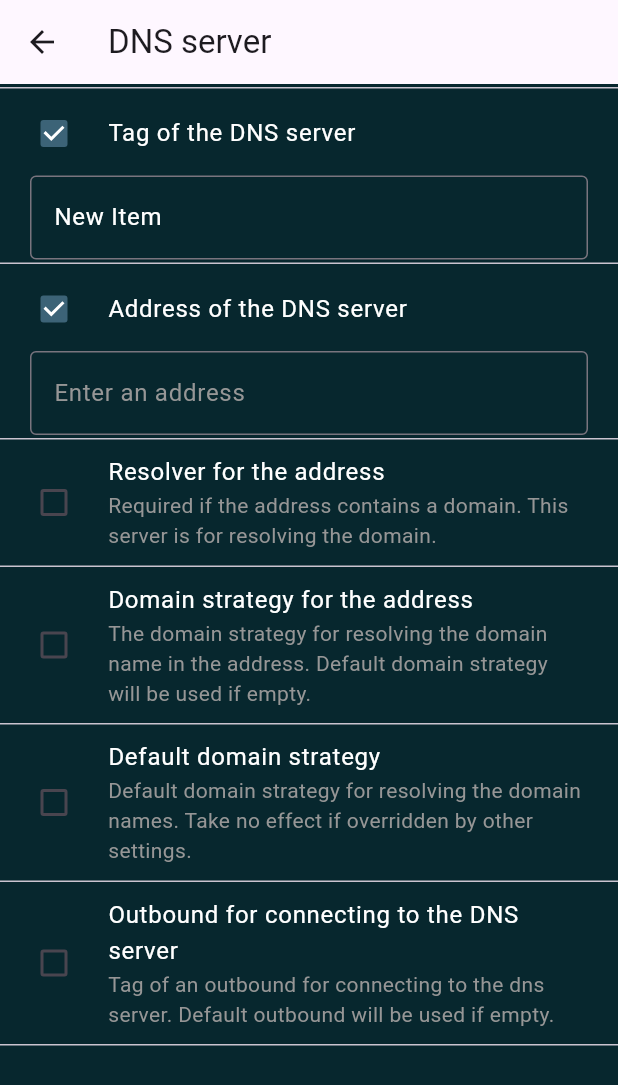
After one commit to LucisUrbe/easy_configurator, a Flutter app: the ServersTabWidget screen opened directly, after a tap on "Add a new item at the tail", after a tap on "New Item", on a phone screen of 412 x 824 dp. The commit adds this screen. Shown: the top 1085 px of the screen. Run offline on Flutter 3.47's test engine with Material 3 defaults, Android fonts, the phone set to English and light mode, and no system bars; our stand-ins replace sidebarx; generated files the repository leaves out were written again.

Commit message:
feat: support to dynamically add/delete/drag DNS server list items

```diff
--- a/lib/src/localization/app_en.arb
+++ b/lib/src/localization/app_en.arb
@@ -71,6 +71,23 @@
   "v2RayAPI": "V2Ray API",
   "v2RayAPISubtitle": "V2Ray API is not included by default. See documentation.",
   "dnsServers": "DNS server list",
+  "dnsServersAdd": "Add a new item at the tail",
+  "dnsServersDelete": "Delete the item at the tail",
+  "dnsServer": "DNS server",
+  "dnsServerTag": "Tag of the DNS server",
+  "dnsServerTagHintText": "Enter a name for the server",
+  "dnsServerAddress": "Address of the DNS server",
+  "dnsServerAddressHintText": "Enter an address",
+  "dnsServerAR": "Resolver for the address",
+  "dnsServerARSubtitle": "Required if the address contains a domain. This server is for resolving the domain.",
+  "dnsServerARHintText": "Enter the tag of an other server",
+  "dnsServerAS": "Domain strategy for the address",
+  "dnsServerASSubtitle": "The domain strategy for resolving the domain name in the address. Default domain strategy will be used if empty.",
+  "dnsServerStrategy": "Default domain strategy",
+  "dnsServerStrategySubtitle": "Default domain strategy for resolving the domain names. Take no effect if overridden by other settings.",
+  "dnsServerDetour": "Outbound for connecting to the DNS server",
+  "dnsServerDetourSubtitle": "Tag of an outbound for connecting to the dns server. Default outbound will be used if empty.",
+  "dnsServerDetourHintText": "Enter a tag of an outbound",
   "dnsRules": "DNS rules",
   "dnsFinal": "Default DNS server tag",
   "dnsFinalSubtitle": "The first server will be used if empty.",
--- a/lib/src/store.dart
+++ b/lib/src/store.dart
@@ -116,7 +116,7 @@ class DNSCheckedStore {
 
 class DNSConfigStore {
   static String finalTag = '';
-  static String strategyDropdownValue = 'ipv4_only';
+  static String strategyDropdownValue = 'prefer_ipv4';
   static bool disableCache = false;
   static bool disableExpire = false;
   static bool independentCache = false;
@@ -141,22 +141,34 @@ class DNSSelectionStore {
 }
 
 class DNSServerStore {
+  bool checkedTag = true;
+  bool checkedAddress = true;
+  bool checkedAR = false;
+  bool checkedAS = false;
+  bool checkedStrategy = false;
+  bool checkedDetour = false;
+  List<String> strategyList = <String>[
+    'prefer_ipv4',
+    'prefer_ipv6',
+    'ipv4_only',
+    'ipv6_only'
+  ];
   String tag = '';
   String address = '';
   String addressResolver = '';
-  String addressStrategy = '';
-  String strategy = '';
+  String addressStrategy = 'prefer_ipv4';
+  String strategy = 'prefer_ipv4';
   String detour = '';
+}
+
+class DNSServersStore {
+  static List<DNSServerStore> servers = [];
 }
 
 class DNSRuleStore {
   String ruleJsonStub = '';
 }
 
-class DNSServersStore {
-  static List<DNSServerStore> servers = [];
-}
-
 class DNSRulesStore {
   static List<DNSRuleStore> rules = [];
 }
--- /dev/null
+++ b/lib/src/tabs/dns/servers.dart
@@ -0,0 +1,462 @@
+import 'package:flutter_gen/gen_l10n/app_localizations.dart';
+import 'package:flutter/material.dart';
+
+import '../../colors.dart';
+import '../../store.dart';
+
+class ServersTabWidget extends StatefulWidget {
+  const ServersTabWidget({super.key});
+
+  @override
+  State<ServersTabWidget> createState() => _ServersTabWidgetState();
+}
+
+class _ServersTabWidgetState extends State<ServersTabWidget> {
+  @override
+  Widget build(BuildContext context) {
+    const dividerHeight = 5.0;
+    const divider = Divider(height: dividerHeight);
+    List<Widget> serversList = [];
+    if (DNSServersStore.servers.isNotEmpty) {
+      for (int index = 0; index < DNSServersStore.servers.length; index += 1) {
+        serversList.add(
+          ListTile(
+            key: Key('$index'),
+            title: Text(DNSServersStore.servers[index].tag),
+            titleTextStyle: const TextStyle(color: white),
+            trailing: ReorderableDragStartListener(
+              index: index,
+              child: const Icon(
+                Icons.drag_handle,
+                color: white,
+              ),
+            ),
+            onTap: () {
+              Navigator.push(
+                context,
+                MaterialPageRoute(
+                  builder: (context) => ServerTabWidget(index: index),
+                ),
+              ).then((_) => setState(() {}));
+            },
+          ),
+        );
+      }
+    }
+    return Scaffold(
+      appBar: AppBar(
+        title: Text(AppLocalizations.of(context)!.dnsServers),
+      ),
+      body: SingleChildScrollView(
+        child: Column(
+          children: <Widget>[
+            divider,
+            if (serversList.isNotEmpty)
+              ReorderableListView(
+                buildDefaultDragHandles: false,
+                shrinkWrap: true,
+                padding: const EdgeInsets.symmetric(horizontal: 40),
+                children: serversList,
+                onReorder: (int oldIndex, int newIndex) {
+                  setState(() {
+                    if (oldIndex < newIndex) {
+                      newIndex -= 1;
+                    }
+                    // final Widget item = serversList.removeAt(oldIndex);
+                    // serversList.insert(newIndex, item);
+                    final DNSServerStore actualItem =
+                        DNSServersStore.servers.removeAt(oldIndex);
+                    DNSServersStore.servers.insert(newIndex, actualItem);
+                  });
+                },
+              ),
+            if (serversList.isNotEmpty) divider,
+            ListTile(
+              title: Text(AppLocalizations.of(context)!.dnsServersAdd),
+              titleTextStyle: const TextStyle(color: white),
+              trailing: const Icon(
+                Icons.add,
+                color: white,
+              ),
+              onTap: () {
+                setState(() {
+                  final newItem = DNSServerStore();
+                  newItem.tag = 'New Item';
+                  DNSServersStore.servers.add(newItem);
+                });
+              },
+            ),
+            divider,
+            ListTile(
+              title: Text(AppLocalizations.of(context)!.dnsServersDelete),
+              titleTextStyle: const TextStyle(color: white),
+              trailing: const Icon(
+                Icons.delete,
+                color: white,
+              ),
+              onTap: () {
+                if (DNSServersStore.servers.isNotEmpty) {
+                  setState(() {
+                    final _ = DNSServersStore.servers.removeLast();
+                  });
+                }
+              },
+            ),
+            divider,
+          ],
+        ),
+      ),
+    );
+  }
+}
+
+class ServerTabWidget extends StatefulWidget {
+  final int index;
+  const ServerTabWidget({Key? key, required this.index}) : super(key: key);
+
+  @override
+  State<ServerTabWidget> createState() => _ServerTabWidgetState();
+}
+
+class _ServerTabWidgetState extends State<ServerTabWidget> {
+  @override
+  Widget build(BuildContext context) {
+    const dividerHeight = 5.0;
+    return Scaffold(
+      appBar: AppBar(
+        title: Text(AppLocalizations.of(context)!.dnsServer),
+      ),
+      body: SingleChildScrollView(
+        child: Column(
+          children: <Widget>[
+            const Divider(height: dividerHeight),
+            CheckboxListTile(
+              hoverColor: gray,
+              activeColor: actionColor,
+              controlAffinity: ListTileControlAffinity.leading,
+              value: DNSServersStore.servers[widget.index].checkedTag,
+              onChanged: (bool? value) {
+                setState(() {
+                  DNSServersStore.servers[widget.index].checkedTag = value!;
+                });
+              },
+              title: Text(
+                AppLocalizations.of(context)!.dnsServerTag,
+                style: const TextStyle(color: white),
+              ),
+            ),
+            DNSServersStore.servers[widget.index].checkedTag
+                ? Row(
+                    children: [
+                      const VerticalDivider(
+                        width: 20.0,
+                      ),
+                      Expanded(
+                        child: TextFormField(
+                          initialValue:
+                              DNSServersStore.servers[widget.index].tag,
+                          cursorColor: gray,
+                          style: const TextStyle(color: white),
+                          decoration: InputDecoration(
+                            border: const OutlineInputBorder(),
+                            focusedBorder: const OutlineInputBorder(
+                              borderSide: BorderSide(color: white),
+                            ),
+                            hintText: AppLocalizations.of(context)!
+                                .dnsServerTagHintText,
+                            hintStyle: const TextStyle(color: gray),
+                          ),
+                          onChanged: (inputString) {
+                            setState(() {
+                              DNSServersStore.servers[widget.index].tag =
+                                  inputString;
+                            });
+                          },
+                        ),
+                      ),
+                      const VerticalDivider(
+                        width: 20.0,
+                      ),
+                    ],
+                  )
+                : Container(),
+            const Divider(height: dividerHeight),
+            CheckboxListTile(
+              hoverColor: gray,
+              activeColor: actionColor,
+              controlAffinity: ListTileControlAffinity.leading,
+              value: DNSServersStore.servers[widget.index].checkedAddress,
+              onChanged: (bool? value) {
+                setState(() {
+                  DNSServersStore.servers[widget.index].checkedAddress = value!;
+                });
+              },
+              title: Text(
+                AppLocalizations.of(context)!.dnsServerAddress,
+                style: const TextStyle(color: white),
+              ),
+            ),
+            DNSServersStore.servers[widget.index].checkedAddress
+                ? Row(
+                    children: [
+                      const VerticalDivider(
+                        width: 20.0,
+                      ),
+                      Expanded(
+                        child: TextFormField(
+                          initialValue:
+                              DNSServersStore.servers[widget.index].address,
+                          cursorColor: gray,
+                          style: const TextStyle(color: white),
+                          decoration: InputDecoration(
+                            border: const OutlineInputBorder(),
+                            focusedBorder: const OutlineInputBorder(
+                              borderSide: BorderSide(color: white),
+                            ),
+                            hintText: AppLocalizations.of(context)!
+                                .dnsServerAddressHintText,
+                            hintStyle: const TextStyle(color: gray),
+                          ),
+                          onChanged: (inputString) {
+                            setState(() {
+                              DNSServersStore.servers[widget.index].address =
+                                  inputString;
+                            });
+                          },
+                        ),
+                      ),
+                      const VerticalDivider(
+                        width: 20.0,
+                      ),
+                    ],
+                  )
+                : Container(),
+            const Divider(height: dividerHeight),
+            CheckboxListTile(
+              hoverColor: gray,
+              activeColor: actionColor,
+              controlAffinity: ListTileControlAffinity.leading,
+              value: DNSServersStore.servers[widget.index].checkedAR,
+              onChanged: (bool? value) {
+                setState(() {
+                  DNSServersStore.servers[widget.index].checkedAR = value!;
+                });
+              },
+              title: Text(
+                AppLocalizations.of(context)!.dnsServerAR,
+                style: const TextStyle(color: white),
+              ),
+              subtitle: Text(
+                AppLocalizations.of(context)!.dnsServerARSubtitle,
+                style: const TextStyle(color: gray),
+              ),
+            ),
+            DNSServersStore.servers[widget.index].checkedAR
+                ? Row(
+                    children: [
+                      const VerticalDivider(
+                        width: 20.0,
+                      ),
+                      Expanded(
+                        child: TextFormField(
+                          initialValue: DNSServersStore
+                              .servers[widget.index].addressResolver,
+                          cursorColor: gray,
+                          style: const TextStyle(color: white),
+                          decoration: InputDecoration(
+                            border: const OutlineInputBorder(),
+                            focusedBorder: const OutlineInputBorder(
+                              borderSide: BorderSide(color: white),
+                            ),
+                            hintText: AppLocalizations.of(context)!
+                                .dnsServerARHintText,
+                            hintStyle: const TextStyle(color: gray),
+                          ),
+                          onChanged: (inputString) {
+                            setState(() {
+                              DNSServersStore.servers[widget.index]
+                                  .addressResolver = inputString;
+                            });
+                          },
+                        ),
+                      ),
+                      const VerticalDivider(
+                        width: 20.0,
+                      ),
+                    ],
+                  )
+                : Container(),
+            const Divider(height: dividerHeight),
+            CheckboxListTile(
+              hoverColor: gray,
+              activeColor: actionColor,
+              controlAffinity: ListTileControlAffinity.leading,
+              value: DNSServersStore.servers[widget.index].checkedAS,
+              onChanged: (bool? value) {
+                setState(() {
+                  DNSServersStore.servers[widget.index].checkedAS = value!;
+                });
+              },
+              title: Text(
+                AppLocalizations.of(context)!.dnsServerAS,
+                style: const TextStyle(color: white),
+              ),
+              subtitle: Text(
+                AppLocalizations.of(context)!.dnsServerASSubtitle,
+                style: const TextStyle(color: gray),
+              ),
+            ),
+            DNSServersStore.servers[widget.index].checkedAS
+                ? Row(
+                    children: [
+                      const VerticalDivider(
+                        width: 20.0,
+                      ),
+                      Expanded(
+                        child: DropdownButton(
+                          isExpanded: true,
+                          value: DNSServersStore
+                              .servers[widget.index].addressStrategy,
+                          items: DNSServersStore
+                              .servers[widget.index].strategyList
+                              .map((String value) {
+                            return DropdownMenuItem<String>(
+                              value: value,
+                              child: Text(
+                                value,
+                                style: const TextStyle(color: white),
+                              ),
+                            );
+                          }).toList(),
+                          onChanged: (selectedValue) {
+                            setState(() {
+                              DNSServersStore.servers[widget.index]
+                                  .addressStrategy = selectedValue!;
+                            });
+                          },
+                        ),
+                      ),
+                      const VerticalDivider(
+                        width: 20.0,
+                      ),
+                    ],
+                  )
+                : Container(),
+            const Divider(height: dividerHeight),
+            CheckboxListTile(
+              hoverColor: gray,
+              activeColor: actionColor,
+              controlAffinity: ListTileControlAffinity.leading,
+              value: DNSServersStore.servers[widget.index].checkedStrategy,
+              onChanged: (bool? value) {
+                setState(() {
+                  DNSServersStore.servers[widget.index].checkedStrategy =
+                      value!;
+                });
+              },
+              title: Text(
+                AppLocalizations.of(context)!.dnsServerStrategy,
+                style: const TextStyle(color: white),
+              ),
+              subtitle: Text(
+                AppLocalizations.of(context)!.dnsServerStrategySubtitle,
+                style: const TextStyle(color: gray),
+              ),
+            ),
+            DNSServersStore.servers[widget.index].checkedStrategy
+                ? Row(
+                    children: [
+                      const VerticalDivider(
+                        width: 20.0,
+                      ),
+                      Expanded(
+                        child: DropdownButton(
+                          isExpanded: true,
+                          value: DNSServersStore.servers[widget.index].strategy,
+                          items: DNSServersStore
+                              .servers[widget.index].strategyList
+                              .map((String value) {
+                            return DropdownMenuItem<String>(
+                              value: value,
+                              child: Text(
+                                value,
+                                style: const TextStyle(color: white),
+                              ),
+                            );
+                          }).toList(),
+                          onChanged: (selectedValue) {
+                            setState(() {
+                              DNSServersStore.servers[widget.index].strategy =
+                                  selectedValue!;
+                            });
+                          },
+                        ),
+                      ),
+                      const VerticalDivider(
+                        width: 20.0,
+                      ),
+                    ],
+                  )
+                : Container(),
+            const Divider(height: dividerHeight),
+            CheckboxListTile(
+              hoverColor: gray,
+              activeColor: actionColor,
+              controlAffinity: ListTileControlAffinity.leading,
+              value: DNSServersStore.servers[widget.index].checkedDetour,
+              onChanged: (bool? value) {
+                setState(() {
+                  DNSServersStore.servers[widget.index].checkedDetour = value!;
+                });
+              },
+              title: Text(
+                AppLocalizations.of(context)!.dnsServerDetour,
+                style: const TextStyle(color: white),
+              ),
+              subtitle: Text(
+                AppLocalizations.of(context)!.dnsServerDetourSubtitle,
+                style: const TextStyle(color: gray),
+              ),
+            ),
+            DNSServersStore.servers[widget.index].checkedDetour
+                ? Row(
+                    children: [
+                      const VerticalDivider(
+                        width: 20.0,
+                      ),
+                      Expanded(
+                        child: TextFormField(
+                          initialValue:
+                              DNSServersStore.servers[widget.index].detour,
+                          cursorColor: gray,
+                          style: const TextStyle(color: white),
+                          decoration: InputDecoration(
+                            border: const OutlineInputBorder(),
+                            focusedBorder: const OutlineInputBorder(
+                              borderSide: BorderSide(color: white),
+                            ),
+                            hintText: AppLocalizations.of(context)!
+                                .dnsServerDetourHintText,
+                            hintStyle: const TextStyle(color: gray),
+                          ),
+                          onChanged: (inputString) {
+                            setState(() {
+                              DNSServersStore.servers[widget.index].detour =
+                                  inputString;
+                            });
+                          },
+                        ),
+                      ),
+                      const VerticalDivider(
+                        width: 20.0,
+                      ),
+                    ],
+                  )
+                : Container(),
+            const Divider(height: dividerHeight),
+          ],
+        ),
+      ),
+    );
+  }
+}
--- a/lib/src/tabs/tab_dns.dart
+++ b/lib/src/tabs/tab_dns.dart
@@ -3,6 +3,7 @@ import 'package:flutter/material.dart';
 
 import '../colors.dart';
 import '../store.dart';
+import 'dns/servers.dart';
 
 class DNSTabWidget extends StatefulWidget {
   const DNSTabWidget({super.key});
@@ -36,6 +37,21 @@ class _DNSTabWidgetState extends State<DNSTabWidget> {
                 style: const TextStyle(color: white),
               ),
             ),
+            DNSCheckedStore.servers
+                ? ListTile(
+                    title: Text(AppLocalizations.of(context)!.dnsServers),
+                    titleTextStyle: const TextStyle(color: white),
+                    trailing: const Icon(Icons.keyboard_arrow_right),
+                    onTap: () {
+                      Navigator.push(
+                        context,
+                        MaterialPageRoute(
+                          builder: (context) => const ServersTabWidget(),
+                        ),
+                      );
+                    },
+                  )
+                : Container(),
             const Divider(height: dividerHeight),
             CheckboxListTile(
               hoverColor: gray,
```
